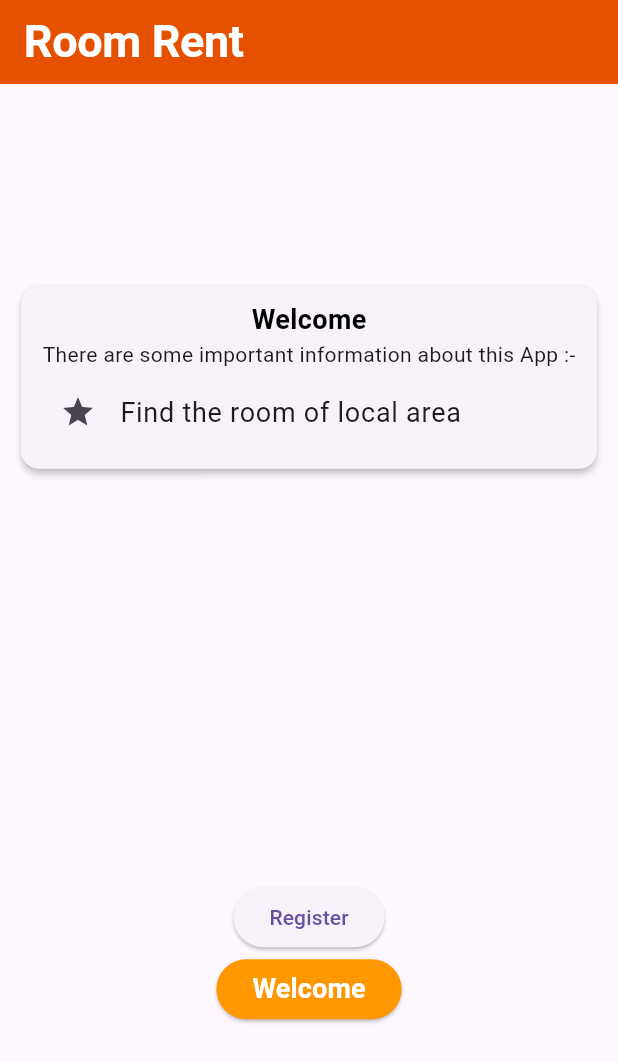
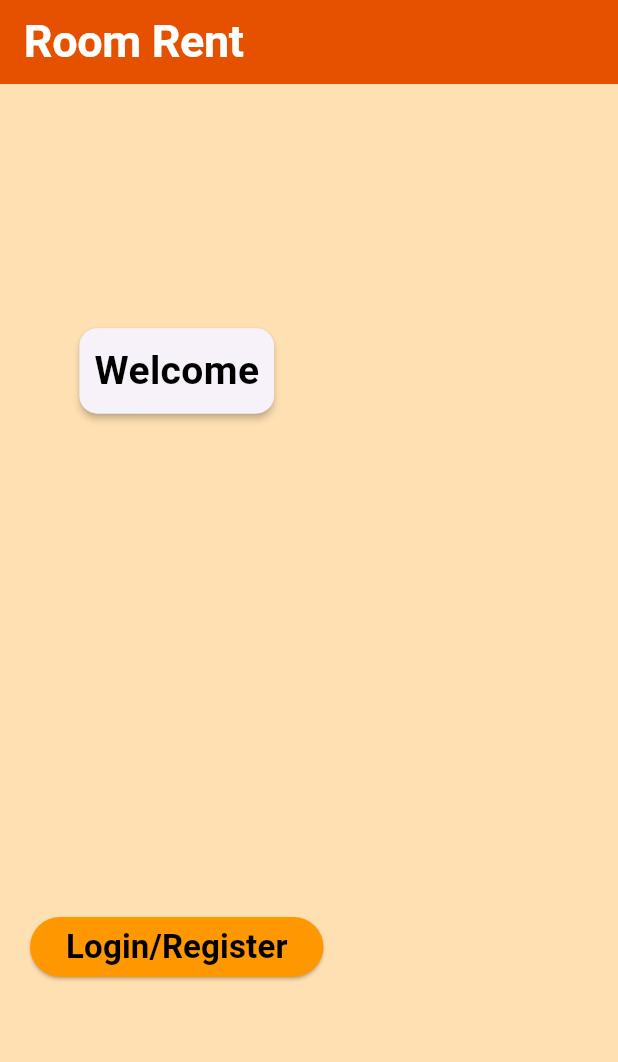
Before and after one commit to Avinashvns/surevihroom, a Flutter app: the screen it shows after launch, on a phone screen of 412 x 824 dp. Shown: the top 1062 px of the screen. Run offline on Flutter 3.47's test engine with Material 3 defaults, Android fonts, the phone set to English and light mode, and no system bars; our stand-ins replace animated_splash_screen, page_transition.

```diff
--- a/lib/main.dart
+++ b/lib/main.dart
@@ -1,24 +1,39 @@
 import 'package:flutter/material.dart';
+import 'package:surevihroom/pages/homepage.dart';
+import 'package:surevihroom/pages/login/login_register.dart';
 import 'package:surevihroom/utils/theme.dart';
 import 'package:surevihroom/widgets/mybutton.dart';
 import 'package:surevihroom/widgets/mytext.dart';
+import 'package:animated_splash_screen/animated_splash_screen.dart';
+import 'package:page_transition/page_transition.dart';
 
 void main() {
   runApp(MaterialApp(
     debugShowCheckedModeBanner: false,
     theme: ThemeData(
-
       textTheme: TextTheme(
-        displayLarge: const TextStyle(fontSize: 30,fontWeight: FontWeight.bold),
+        displayLarge:
+            const TextStyle(fontSize: 30, fontWeight: FontWeight.bold),
         titleLarge: const TextStyle(fontSize: 20, fontWeight: FontWeight.w700),
         bodyLarge: const TextStyle(fontSize: 18, fontWeight: FontWeight.w400),
       ),
     ),
     // Navigation with named routes
     routes: {
-      '/': (constext) => RoomRent(),
+      '/': (context) => RoomRent(),
+      '/login':(context)=> LoginRegisterPage(),
+      '/second': (context) => HomePage(),
     },
-  ));
+    // home: AnimatedSplashScreen(
+    //   duration: 4000,
+    //   splash: Image(fit: BoxFit.cover,image: AssetImage('assets/images/images.jpeg'),),
+    //   nextScreen: RoomRent(),
+    //   splashTransition: SplashTransition.fadeTransition,
+    //   // pageTransitionType: PageTransitionType.scale,
+    //   backgroundColor: primaryColor,
+    // ),
+  ),
+  );
 }
 
 class RoomRent extends StatefulWidget {
@@ -33,11 +48,16 @@ class _RoomRentState extends State<RoomRent> {
   Widget build(BuildContext context) {
     return Scaffold(
       appBar: AppBar(
-        title: Text("Room Rent", style: Theme.of(context).textTheme.displayLarge!.copyWith(
-          color: textwhite
-        ), ),
+        title: Text(
+          "Room Rent",
+          style: Theme.of(context)
+              .textTheme
+              .displayLarge!
+              .copyWith(color: textwhite),
+        ),
         backgroundColor: primaryColor,
       ),
+      backgroundColor: secondaryColor,
       body: SafeArea(
         child: Column(
           mainAxisAlignment: MainAxisAlignment.spaceAround,
@@ -51,43 +71,40 @@ class _RoomRentState extends State<RoomRent> {
                   child: Column(
                     children: [
                       // Text("Welcome"),
-                      Textless(text: "Welcome", size: null,fontWeight: null, color: null, isAlign: true),
-                      Text(
-                          "There are some important information about this App :-"),
-                      ListTile(
-                        leading: Icon(Icons.star),
-                        title: Text("Find the room of local area"),
+                      Textless(
+                          text: "Welcome",
+                          size: largeSize,         // null = null: 18 , head_butt: 22 , large : 26
+                          fontWeight: null,       // null = bold , normalWeight : w400
+                          blacktextColor: true,  // textColor = true: black , flase: white
+                          isAlign: true         // true : TextAlign.start  , false: center
                       ),
                     ],
                   ),
                 ),
               ),
             ),
-
             Padding(
               padding: const EdgeInsets.all(20.0),
               child: Column(
                 children: [
-                  ElevatedButton(
-                    child: Text("Register"),
-                    onPressed: () {
-                      print("clicked");
-                    },
-                  ),
                   ElevatedWidget(
-                      widget: Textless(text: "Welcome", size: null,fontWeight: null, color: textwhite, isAlign: true),
-                      onPressed: (){
+                      widget: Textless(
+                          text: "Login/Register",
+                          size: head_butt_Size,   // null = null: 18 , head_butt: 22 , large : 26
+                          fontWeight: null,       // null = bold , normalWeight : w400
+                          blacktextColor: true,  // textColor = true: black , flase: white
+                          isAlign: true         // true : TextAlign.start  , false: center
+                      ),
+                      onPressed: () {
                         print("hello");
-                      }
-                  ),
+                        Navigator.pushNamed(context, '/login');
+                      }),
                 ],
               ),
             ),
-
           ],
         ),
       ),
-
     );
   }
 }
--- a/lib/utils/theme.dart
+++ b/lib/utils/theme.dart
@@ -16,11 +16,15 @@ const textwhite = Colors.white;
 const textblack = Colors.black;
 
 // font Weight
-const normalWeight= FontWeight.w400;
+const normalWeight= FontWeight.w300;
 const boldWeight= FontWeight.bold;
 
+
 //font Size
-
 const largeSize=26.0;
 const head_butt_Size=22.0;   // buttonsize , heading size
 const bodySize=18.0;
+
+//SizedBox
+const verticalBox=20.0;
+const horizontalBox=15.0;
--- a/lib/widgets/mytext.dart
+++ b/lib/widgets/mytext.dart
@@ -7,11 +7,12 @@ class Textless extends StatelessWidget {
   final String text;
   final double? size;
   final FontWeight? fontWeight;
-  final Color? color;
+  // final Color? color;
+  final bool blacktextColor;
   final bool isAlign;
 
 
-  const Textless({super.key, required this.text, required this.size,required this.fontWeight, required this.color, required this.isAlign});
+  const Textless({super.key, required this.text, required this.size,required this.fontWeight, required this.blacktextColor, required this.isAlign});
 
   @override
   Widget build(BuildContext context) {
@@ -20,7 +21,8 @@ class Textless extends StatelessWidget {
       style: TextStyle(
         fontSize: size ?? bodySize,
         fontWeight: fontWeight ?? FontWeight.bold,
-        color: color != null ? color : textblack,
+        // color: color != null ? color : textblack,
+        color: blacktextColor == true ? textblack : textwhite,
       ),
       // style: Theme.of(context).textTheme.displayLarge!.copyWith(
       //   color: color != null ? color : textblack,
--- a/pubspec.yaml
+++ b/pubspec.yaml
@@ -18,6 +18,8 @@ dependencies:
 dev_dependencies:
   flutter_test:
     sdk: flutter
+
+  animated_splash_screen: ^1.3.0
 
   flutter_lints: ^2.0.0
 
```
Also changed, not shown: lib/pages/homepage.dart (added, +82 -0 lines), lib/pages/login/login_register.dart (added, +111 -0 lines), lib/widgets/dropdownwidget.dart (added, +40 -0 lines), lib/widgets/textfieldwidget.dart (added, +46 -0 lines), pubspec.lock.
